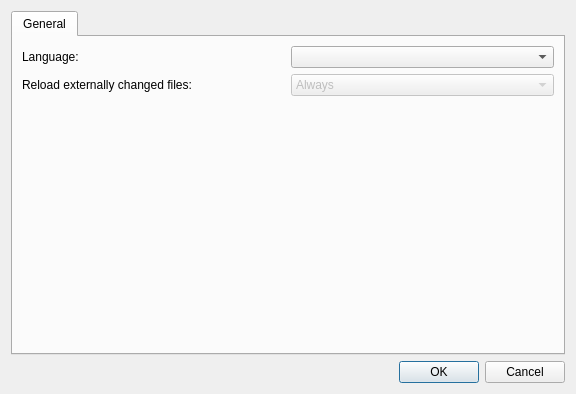
IoeCmcomc/MCDatapacker, file src/settingsdialog.ui: the form before one commit.
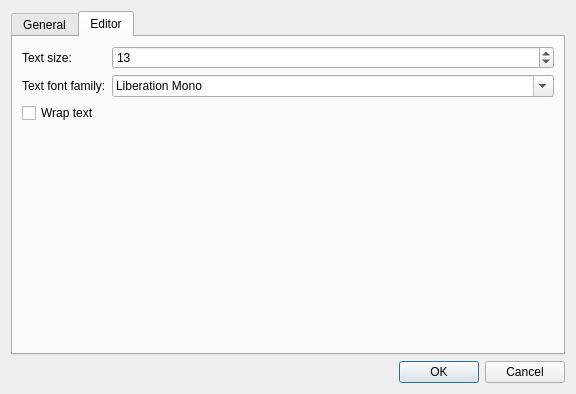
The form after the commit. The open tabs and pages were chosen to show the change.

Commit message: [Minor] Add some editor-related settings

Patch:
```diff
--- a/src/settingsdialog.ui
+++ b/src/settingsdialog.ui
@@ -89,6 +89,57 @@
        </item>
       </layout>
      </widget>
+     <widget class="QWidget" name="editorTab">
+      <attribute name="title">
+       <string>Editor</string>
+      </attribute>
+      <layout class="QFormLayout" name="formLayout">
+       <item row="0" column="0">
+        <widget class="QLabel" name="label_3">
+         <property name="text">
+          <string>Text size:</string>
+         </property>
+        </widget>
+       </item>
+       <item row="0" column="1">
+        <widget class="QSpinBox" name="editorTextSizeSpin">
+         <property name="minimum">
+          <number>1</number>
+         </property>
+         <property name="value">
+          <number>13</number>
+         </property>
+        </widget>
+       </item>
+       <item row="1" column="0">
+        <widget class="QLabel" name="label_4">
+         <property name="text">
+          <string>Text font family:</string>
+         </property>
+        </widget>
+       </item>
+       <item row="1" column="1">
+        <widget class="QFontComboBox" name="editorTextFontCombo">
+         <property name="fontFilters">
+          <set>QFontComboBox::MonospacedFonts</set>
+         </property>
+         <property name="currentFont">
+          <font>
+           <family>Courier New</family>
+           <pointsize>14</pointsize>
+          </font>
+         </property>
+        </widget>
+       </item>
+       <item row="2" column="0" colspan="2">
+        <widget class="QCheckBox" name="editorWrapCheck">
+         <property name="text">
+          <string>Wrap text</string>
+         </property>
+        </widget>
+       </item>
+      </layout>
+     </widget>
     </widget>
    </item>
    <item row="1" column="0">
```
Left out of the diff: 2 changed lines with no effect on the pictures. The commit also changes 6 other files.
